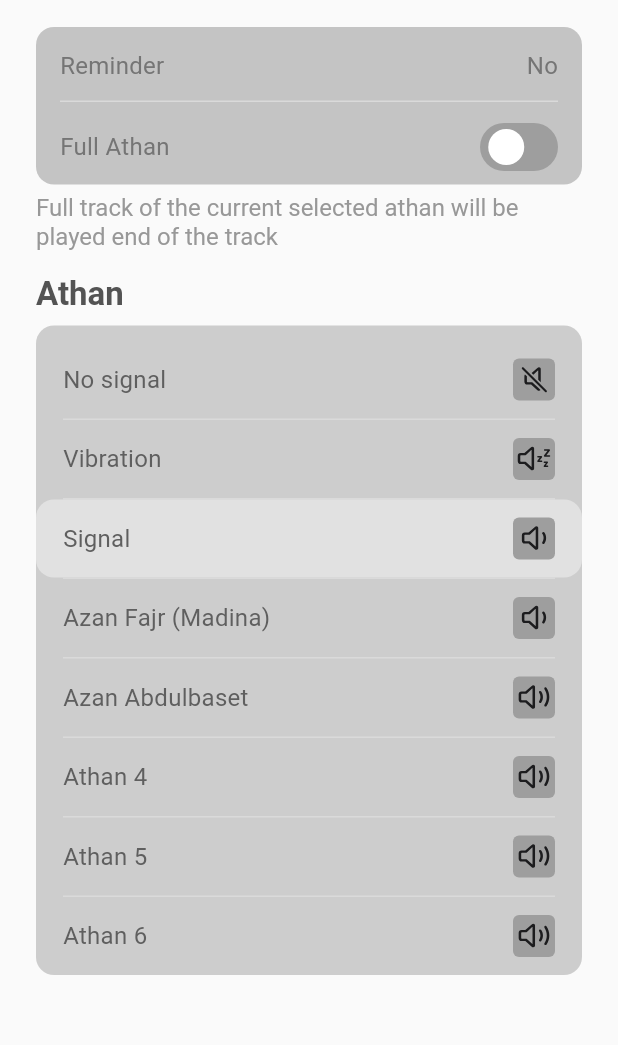
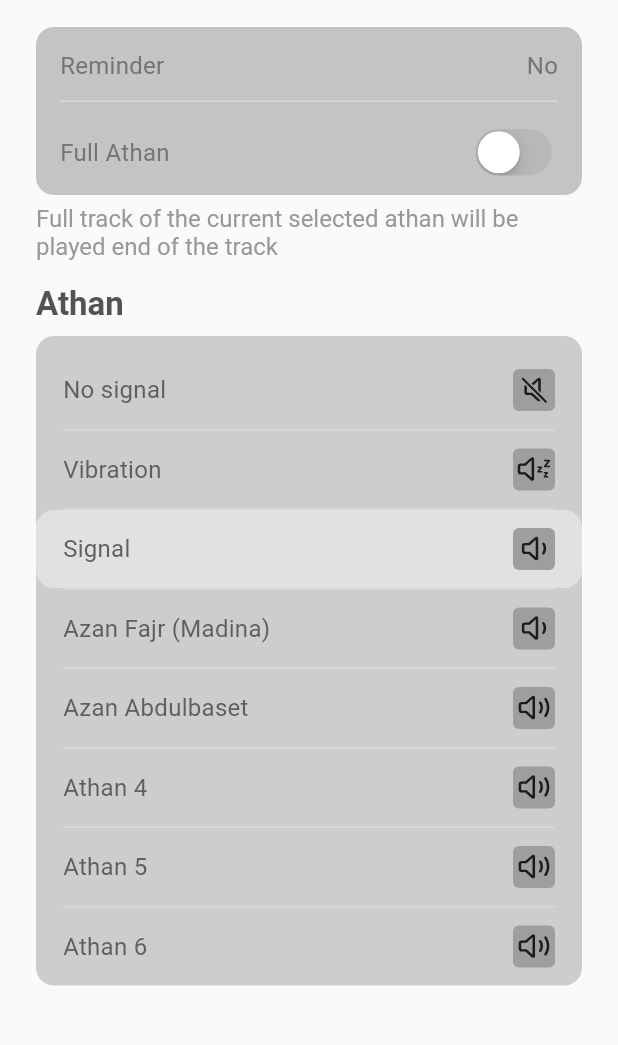
Before and after one commit to IbrohimJamoliddinov/Al-Quron, a Flutter app: the SettingTime screen opened directly with empty values, on a phone screen of 412 x 824 dp, the part 84-1129 px from its top. Run offline on Flutter 3.47's test engine with Material 2 defaults, Android fonts, the phone set to English and light mode, and no system bars; drawn by our look-alikes of flutter_switch; our stand-ins replace carousel_slider, flutter_svg, modal_bottom_sheet, percent_indicator, shared_preferences; accounts and stored records are empty; project files that could hold a hidden picture were left out.

```diff
--- a/lib/src/ui/home/setting_time.dart
+++ b/lib/src/ui/home/setting_time.dart
@@ -3,7 +3,6 @@ import 'package:al_quran/src/utils/app_theme.dart';
 import 'package:flutter/cupertino.dart';
 import 'package:flutter/material.dart';
 import 'package:flutter_svg/flutter_svg.dart';
-import 'package:flutter_switch/flutter_switch.dart';
 
 class SettingTime extends StatefulWidget {
   final String title;
@@ -168,22 +167,20 @@ class _SettingTimeState extends State<SettingTime> {
                       ),
                     ),
                     Spacer(),
-                    Container(
-                      width: 52,
-                      height: 32,
-                      child: FlutterSwitch(
-                        width: 52,
-                        height: 32,
-                        toggleSize: 27.0,
+                    GestureDetector(
+                      child: CupertinoSwitch(
                         value: status,
-                        borderRadius: 16.0,
-                        activeColor: Colors.green,
-                        onToggle: (val) {
+                        onChanged: (bool value) {
                           setState(() {
-                            status = val;
+                            status = value;
                           });
                         },
                       ),
+                      onTap: () {
+                        setState(() {
+                          status = !status;
+                        });
+                      },
                     ),
                   ],
                 ),
--- a/pubspec.yaml
+++ b/pubspec.yaml
@@ -14,7 +14,6 @@ dependencies:
   cupertino_icons: ^1.0.2
   cached_network_image: ^3.1.0
   flutter_svg: ^0.22.0
-  flutter_switch: ^0.3.2
   percent_indicator: ^3.4.0
   modal_bottom_sheet: ^2.0.0
   carousel_slider: ^4.0.0
```
Also changed, not shown: lib/src/dialog/bottom_dialog.dart (+9 -4 lines), lib/src/ui/more/more_screen.dart (+13 -8 lines), lib/src/ui/quran/quran_item_screen.dart (+21 -0 lines), lib/src/widgets/text_switch.dart (+9 -12 lines), assets/icons/calendar.svg, pubspec.lock.
